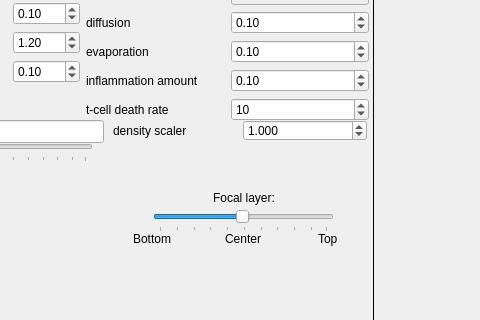
Qt form mainwindow.ui (thijsjanzen/onco_viral_sim) before a commit; both pictures show x 257 to 737 and y 280 to 600 of the 1394 by 836 pixel window.
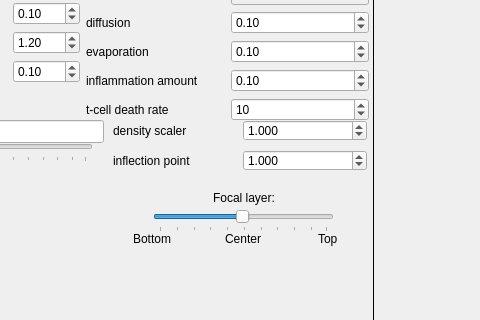
The same form after that commit. Custom widgets are drawn as their Qt base class.

Patch:
```diff
--- a/mainwindow.ui
+++ b/mainwindow.ui
@@ -975,7 +975,7 @@
      <string>Focal layer:</string>
     </property>
    </widget>
-   <widget class="QWidget" name="">
+   <widget class="QWidget" name="layoutWidget">
     <property name="geometry">
      <rect>
       <x>390</x>
@@ -1008,6 +1008,42 @@
      </item>
     </layout>
    </widget>
+   <widget class="QLabel" name="label_53">
+    <property name="geometry">
+     <rect>
+      <x>370</x>
+      <y>430</y>
+      <width>124</width>
+      <height>21</height>
+     </rect>
+    </property>
+    <property name="text">
+     <string>inflection point</string>
+    </property>
+   </widget>
+   <widget class="QDoubleSpinBox" name="box_inflection_point">
+    <property name="geometry">
+     <rect>
+      <x>500</x>
+      <y>430</y>
+      <width>124</width>
+      <height>21</height>
+     </rect>
+    </property>
+    <property name="decimals">
+     <number>3</number>
+    </property>
+    <property name="maximum">
+     <double>2.000000000000000</double>
+    </property>
+    <property name="singleStep">
+     <double>0.010000000000000</double>
+    </property>
+    <property name="value">
+     <double>1.000000000000000</double>
+    </property>
+   </widget>
+   <zorder>layoutWidget</zorder>
    <zorder>layoutWidget</zorder>
    <zorder>layoutWidget</zorder>
    <zorder>q_label</zorder>
```
Left out of the diff: 5 changed lines with no effect on the pictures.
